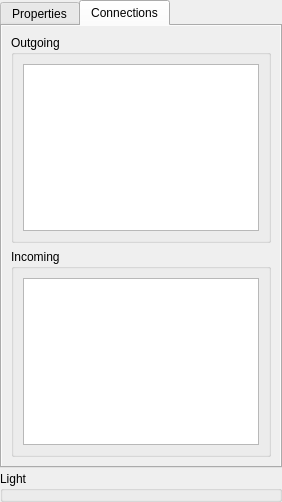
AxioDL/PrimeWorldEditor, file src/Editor/WorldEditor/WModifyTab.ui: the form before one commit.
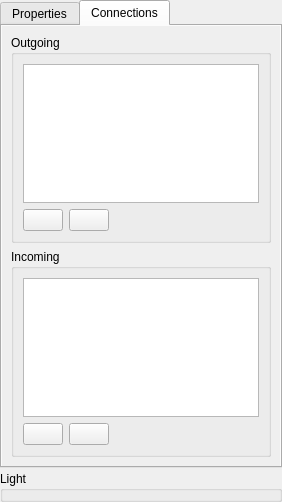
The form after the commit. The open tabs and pages were chosen to show the change. Icons and pictures are not drawn. Custom widgets are drawn as their Qt base class.

Commit message: Added "add/edit link" dialog to the modify tab

```diff
--- a/src/Editor/WorldEditor/WModifyTab.ui
+++ b/src/Editor/WorldEditor/WModifyTab.ui
@@ -149,6 +149,45 @@
                 </attribute>
                </widget>
               </item>
+              <item>
+               <layout class="QHBoxLayout" name="horizontalLayout">
+                <item>
+                 <widget class="QPushButton" name="AddOutgoingConnectionButton">
+                  <property name="text">
+                   <string/>
+                  </property>
+                  <property name="icon">
+                   <iconset resource="../Icons.qrc">
+                    <normaloff>:/icons/Plus.png</normaloff>:/icons/Plus.png</iconset>
+                  </property>
+                 </widget>
+                </item>
+                <item>
+                 <widget class="QPushButton" name="DeleteOutgoingConnectionButton">
+                  <property name="text">
+                   <string/>
+                  </property>
+                  <property name="icon">
+                   <iconset resource="../Icons.qrc">
+                    <normaloff>:/icons/Minus v2.png</normaloff>:/icons/Minus v2.png</iconset>
+                  </property>
+                 </widget>
+                </item>
+                <item>
+                 <spacer name="OutgoingButtonsSpacer">
+                  <property name="orientation">
+                   <enum>Qt::Horizontal</enum>
+                  </property>
+                  <property name="sizeHint" stdset="0">
+                   <size>
+                    <width>40</width>
+                    <height>20</height>
+                   </size>
+                  </property>
+                 </spacer>
+                </item>
+               </layout>
+              </item>
              </layout>
             </widget>
            </item>
@@ -174,6 +213,45 @@
                 </attribute>
                </widget>
               </item>
+              <item>
+               <layout class="QHBoxLayout" name="horizontalLayout_2">
+                <item>
+                 <widget class="QPushButton" name="AddIncomingConnectionButton">
+                  <property name="text">
+                   <string/>
+                  </property>
+                  <property name="icon">
+                   <iconset resource="../Icons.qrc">
+                    <normaloff>:/icons/Plus.png</normaloff>:/icons/Plus.png</iconset>
+                  </property>
+                 </widget>
+                </item>
+                <item>
+                 <widget class="QPushButton" name="DeleteIncomingConnectionButton">
+                  <property name="text">
+                   <string/>
+                  </property>
+                  <property name="icon">
+                   <iconset resource="../Icons.qrc">
+                    <normaloff>:/icons/Minus v2.png</normaloff>:/icons/Minus v2.png</iconset>
+                  </property>
+                 </widget>
+                </item>
+                <item>
+                 <spacer name="IncomingButtonsSpacer">
+                  <property name="orientation">
+                   <enum>Qt::Horizontal</enum>
+                  </property>
+                  <property name="sizeHint" stdset="0">
+                   <size>
+                    <width>40</width>
+                    <height>20</height>
+                   </size>
+                  </property>
+                 </spacer>
+                </item>
+               </layout>
+              </item>
              </layout>
             </widget>
            </item>
```
Left out of the diff: 6 changed lines with no effect on the pictures. The commit also changes 31 other files.
